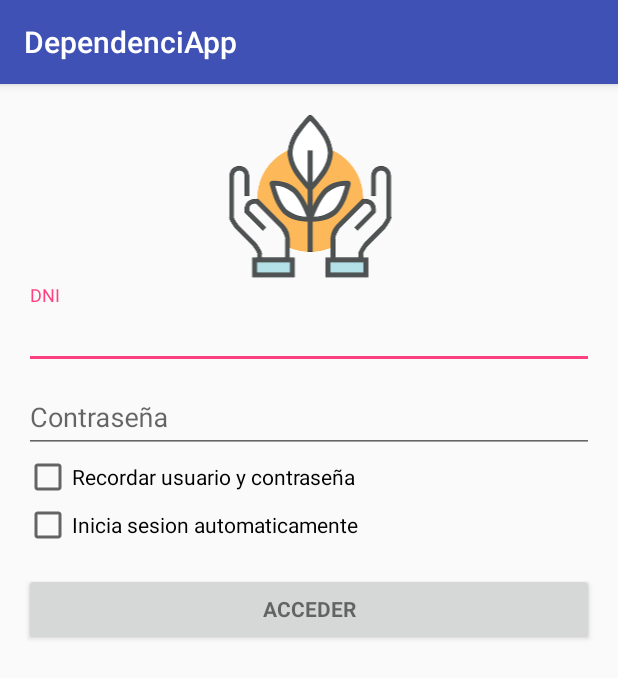
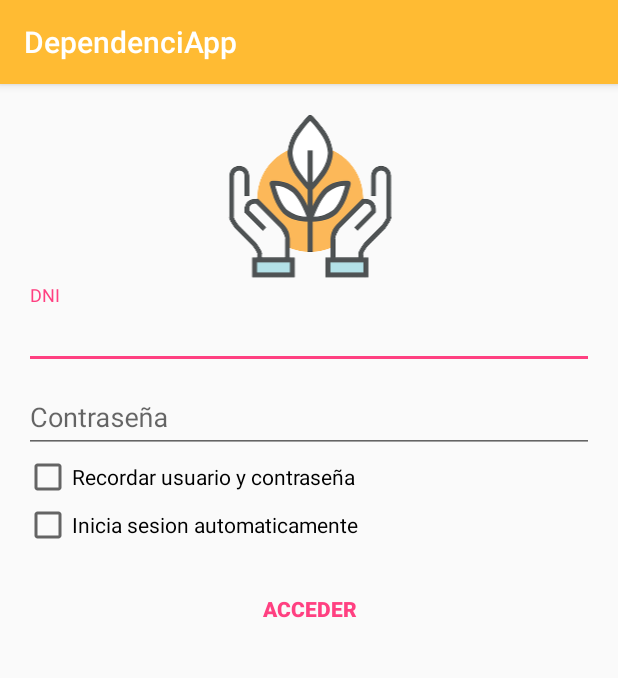
Before and after one commit to VK-Tiodor/ProjecteIntegrador_DAM_ATKJ-2, an Android app: the screen it shows after launch (LoginActivity), on a phone screen of 412 x 824 dp. Shown: the top 678 px of the screen. Run offline under Robolectric (Android 15) with nearby library versions, the phone set to English and light mode, and no system bars.

Commit message:
Mas Comentarios y prueba de color

```diff
--- a/DependeciApp/app/src/main/AndroidManifest.xml
+++ b/DependeciApp/app/src/main/AndroidManifest.xml
@@ -18,11 +18,11 @@
         android:label="@string/app_name"
         android:roundIcon="@mipmap/ic_launcher_round"
         android:supportsRtl="true"
-        android:theme="@style/AppTheme">
+        android:theme="@style/Principal">
         <activity
             android:name=".MainActivity"
             android:label="@string/app_name"
-            android:theme="@style/AppTheme.NoActionBar">
+            android:theme="@style/Principal.NoActionBar">
             <intent-filter>
                 <action android:name="dam.android.u3t1initialapp.STARTINGPOINT" />
 
@@ -60,7 +60,6 @@
             android:name="com.google.android.geo.API_KEY"
             android:value="@string/google_maps_key" />
 
-        <activity android:name=".GetLocation" />
     </application>
 
 </manifest>
--- a/DependeciApp/app/src/main/java/dam/android/dependeciapp/Controladores/RecordatorioAdapter.java
+++ b/DependeciApp/app/src/main/java/dam/android/dependeciapp/Controladores/RecordatorioAdapter.java
@@ -11,7 +11,6 @@ import android.view.ViewGroup;
 import android.widget.TextView;
 
 import dam.android.dependeciapp.Fragments.RecordatorioDetalleFragment;
-import dam.android.dependeciapp.Fragments.RecordatorioFragment;
 import dam.android.dependeciapp.Pojo.Recordatorio;
 import dam.android.dependeciapp.R;
 
@@ -24,7 +23,6 @@ public class RecordatorioAdapter extends RecyclerView.Adapter<RecordatorioAdapte
     private Context context;
     private RecordatorioAdapter adapter;
     private Menu appBarMenu;
-
 
     public RecordatorioAdapter(List<Recordatorio> items, Context con, Menu menu) {
         recordatorioList = items;
@@ -62,7 +60,7 @@ public class RecordatorioAdapter extends RecyclerView.Adapter<RecordatorioAdapte
                     }
                     //Introducimos el Fragment Detalle en el FrameLayout correspondiente
                     ((FragmentActivity) context).getSupportFragmentManager().beginTransaction().replace(R.id.fragment_content, fragmentDetalle).addToBackStack(null).commit();
-                    //Al hacerlo, hacemos visible el menu
+                    //Al hacerlo, hacemos visible el menu, para poder cerar el Fragment
                     appBarMenu.findItem(R.id.action_close_fragment).setVisible(true);
                 } catch (Exception e) {
                     System.out.println(e.getMessage());
--- a/DependeciApp/app/src/main/java/dam/android/dependeciapp/Fragments/RecordatorioDetalleFragment.java
+++ b/DependeciApp/app/src/main/java/dam/android/dependeciapp/Fragments/RecordatorioDetalleFragment.java
@@ -1,7 +1,6 @@
 package dam.android.dependeciapp.Fragments;
 
 import android.content.Context;
-import android.net.Uri;
 import android.os.Bundle;
 import android.support.v4.app.Fragment;
 import android.view.LayoutInflater;
@@ -9,9 +8,7 @@ import android.view.Menu;
 import android.view.View;
 import android.view.ViewGroup;
 import android.widget.Button;
-import android.widget.ImageButton;
 import android.widget.TextView;
-import android.widget.Toolbar;
 
 import dam.android.dependeciapp.Controladores.RecordatorioAdapter;
 import dam.android.dependeciapp.Pojo.Recordatorio;
--- a/DependeciApp/app/src/main/java/dam/android/dependeciapp/LoginActivity.java
+++ b/DependeciApp/app/src/main/java/dam/android/dependeciapp/LoginActivity.java
@@ -48,19 +48,19 @@ public class LoginActivity extends AppCompatActivity {
     protected void onCreate(Bundle savedInstanceState) {
         super.onCreate(savedInstanceState);
         con = new Conexion();
+        //TODO Si no se pudiera establecer conexion usar la SQLite}
+
         Intent i = getIntent();
         boolean hasCerradoSesion = false;
         if (i != null)
             hasCerradoSesion = i.getBooleanExtra("CIERRA_SESION", false);
         if (hasCerradoSesion)
             borrarPreferencias();
-        boolean resultado = IniciaSesionAutomaticamente();
+        boolean seHaIniciado = IniciaSesionAutomaticamente();
 
-
-        //TODO Si no se pudiera establecer conexion usar la SQLite}
         //Si la sesion se inicia automaticamente no se cargan ni la UI ni las preferencais
         //para ahorrar recursos y tiempo
-        if (!resultado) {
+        if (!seHaIniciado) {
             setContentView(R.layout.activity_login);
             setUI();
             cargaPreferencias();
--- a/DependeciApp/app/src/main/res/layout/activity_login.xml
+++ b/DependeciApp/app/src/main/res/layout/activity_login.xml
@@ -84,7 +84,7 @@
 
             <Button
                 android:id="@+id/DNI_sign_in_button"
-                style="?android:textAppearanceSmall"
+                style="@style/Widget.AppCompat.Button.Borderless.Colored"
                 android:layout_width="match_parent"
                 android:layout_height="wrap_content"
                 android:layout_marginTop="16dp"
--- a/DependeciApp/app/src/main/res/menu/activity_main_drawer.xml
+++ b/DependeciApp/app/src/main/res/menu/activity_main_drawer.xml
@@ -11,10 +11,6 @@
                     android:icon="@mipmap/ic_menu_user"
                     android:title="@string/your_data" />
                 <item
-                    android:id="@+id/nav_datosAsistente"
-                    android:icon="@mipmap/ic_menu_assistant"
-                    android:title="@string/assistant_data" />
-                <item
                     android:id="@+id/nav_cerrarSesion"
                     android:icon="?android:attr/actionModeCloseDrawable"
                     android:title="@string/cerrar_sesion" />
--- a/DependeciApp/app/src/main/res/values/colors.xml
+++ b/DependeciApp/app/src/main/res/values/colors.xml
@@ -1,6 +1,6 @@
 <?xml version="1.0" encoding="utf-8"?>
 <resources>
-    <color name="colorPrimary">#3F51B5</color>
-    <color name="colorPrimaryDark">#303F9F</color>
+    <color name="colorPrimary">#0018b7</color>
+    <color name="colorPrimaryDark">#ff6a00</color>
     <color name="colorAccent">#FF4081</color>
 </resources>
--- a/DependeciApp/app/src/main/res/values/styles.xml
+++ b/DependeciApp/app/src/main/res/values/styles.xml
@@ -5,6 +5,12 @@
         <!-- Customize your theme here. -->
         <item name="colorPrimary">@color/colorPrimary</item>
         <item name="colorPrimaryDark">@color/colorPrimaryDark</item>
+        <item name="colorAccent">@color/colorAccent</item>
+    </style>
+
+    <style name="Principal" parent="AppTheme">
+        <item name="colorPrimary">@android:color/holo_orange_light</item>
+        <item name="colorPrimaryDark">@android:color/holo_orange_dark</item>
         <item name="colorAccent">@color/colorAccent</item>
     </style>
 
```
Also changed, not shown: DependeciApp/app/src/main/java/dam/android/dependeciapp/Fragments/RecordatorioFragment.java (+11 -13 lines), DependeciApp/app/src/main/java/dam/android/dependeciapp/MainActivity.java (+11 -7 lines).
